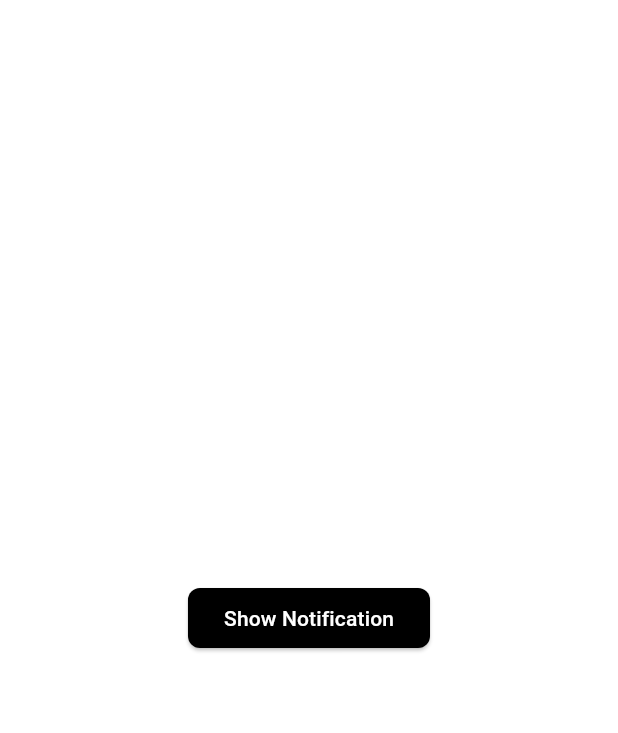
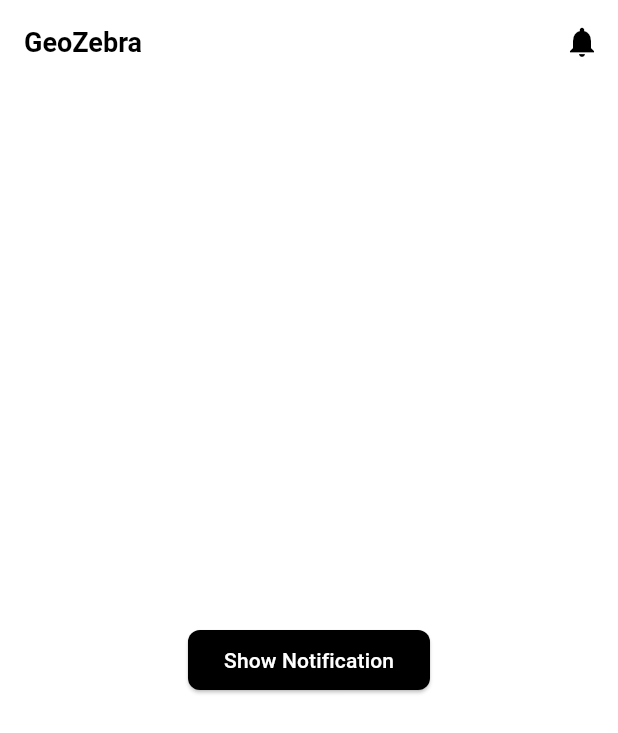
Before and after one commit to Theodor-Litt-Schule-Neumunster/geozebra, a Flutter app: the screen it shows after launch, on a phone screen of 412 x 824 dp. Shown: the top 733 px of the screen. Run offline on Flutter 3.47's test engine with Material 3 defaults, Android fonts, the phone set to English and light mode, and no system bars; our stand-ins replace flutter_local_notifications, shared_preferences, webview_flutter; missing offline and left inert: dart:html.

Commit message:
NOTIS ME SENPAIIIIII

```diff
--- a/lib/main.dart
+++ b/lib/main.dart
@@ -18,7 +18,6 @@ void main() async {
     runApp(MyApp(savedTheme: savedTheme));
   } catch (e) {
     print('Initialization error: $e');
-    // Provide a fallback
     runApp(const MaterialApp(
       home: Scaffold(
         body: Center(
--- a/lib/screens/home_screen.dart
+++ b/lib/screens/home_screen.dart
@@ -1,12 +1,42 @@
 import 'package:flutter/material.dart';
+import 'package:flutter_local_notifications/flutter_local_notifications.dart';
 import 'package:geozebra_app/providers/notifications_provider.dart';
 
-class HomeScreen extends StatelessWidget {
+class HomeScreen extends StatefulWidget {
   const HomeScreen({super.key});
+
+  @override
+  State<HomeScreen> createState() => _HomeScreenState();
+}
+
+class _HomeScreenState extends State<HomeScreen> {
+  @override
+  void initState() {
+    super.initState();
+    _requestPermissions();
+  }
+
+  Future<void> _requestPermissions() async {
+    final FlutterLocalNotificationsPlugin flutterLocalNotificationsPlugin =
+        FlutterLocalNotificationsPlugin();
+    await flutterLocalNotificationsPlugin
+        .resolvePlatformSpecificImplementation<
+            AndroidFlutterLocalNotificationsPlugin>()
+        ?.requestPermission();
+  }
 
   @override
   Widget build(BuildContext context) {
     return Scaffold(
+      appBar: AppBar(
+        title: const Text('GeoZebra'),
+        actions: [
+          IconButton(
+            icon: const Icon(Icons.notifications),
+            onPressed: () => Navigator.pushNamed(context, '/notifications'),
+          ),
+        ],
+      ),
       body: Center(
         child: ElevatedButton(
           onPressed: () {
```
Also changed, not shown: lib/providers/notifications_provider.dart (+46 -34 lines), lib/services/settings_service.dart (+10 -13 lines), 2 other files.
